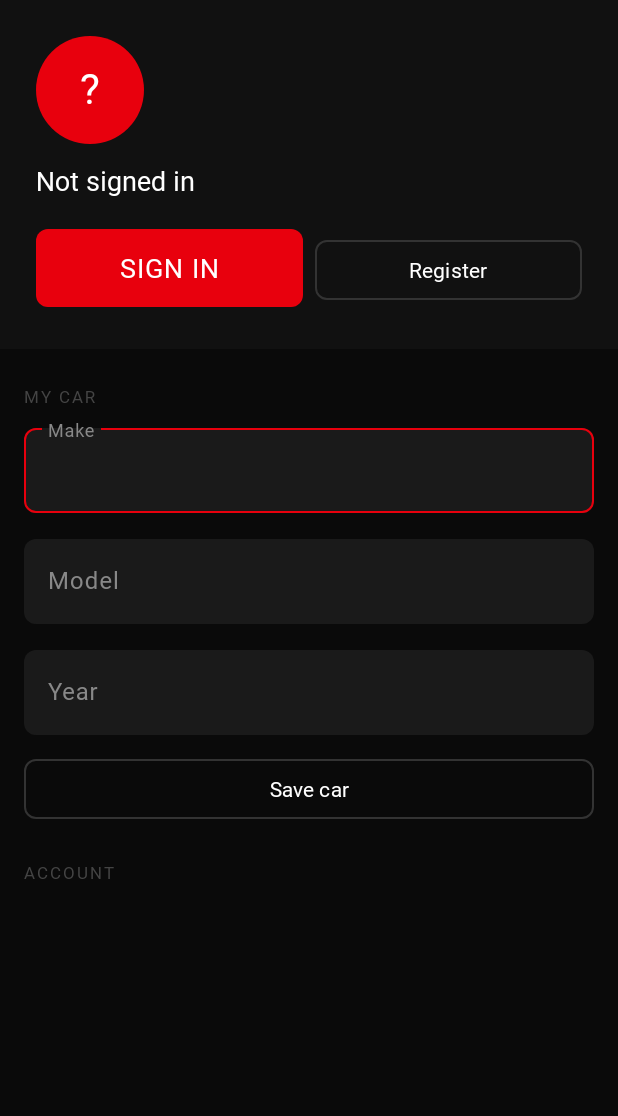
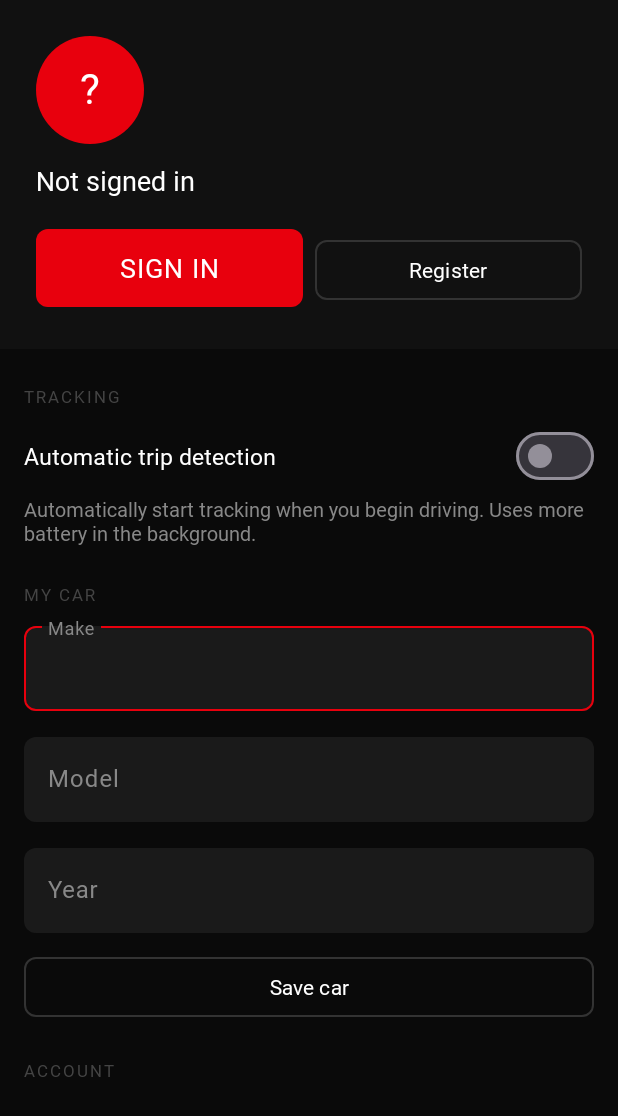
Before and after one commit to bigfatmeagaooff/Revline, an Android app: the ProfileActivity screen opened directly, with no data from a screen before it, on a phone screen of 412 x 824 dp. Shown: the top 1116 px of the screen. Run offline under Robolectric (Android 15) with nearby library versions, the phone set to English and light mode, and no system bars; pictures from the network do not load; 1 statement that could not run was skipped.

Commit message:
Phase 3.4 Feature 1: optional automatic trip detection
Opt-in auto start/stop, off by default — manual start/stop stays the
default behaviour and is untouched.

- Uses Play Services activity transitions (IN_VEHICLE enter) rather than
  polling GPS, so nothing of ours runs and no GPS is used while the user
  isn't driving. Full-frequency tracking only begins once a drive is
  actually detected.
- Auto-stop is driven by GPS speed, not the activity API's EXIT event
  (which is slow and jittery): a drive ends after 3 continuous minutes
  under 5 km/h, long enough to sit through lights or crawling traffic.
- Only auto-started drives auto-stop. A drive you started by hand is never
  ended out from under you.
- The toggle only sticks once physical-activity and always-on location are
  granted; denied, it snaps back off with an explanation and the app keeps
  working exactly as before.
- Re-registers on app start, since transition subscriptions don't survive a
  reboot or force-stop.

Bump to versionCode 17 / versionName 3.6.0.

Co-Authored-By: Claude Opus 4.8 <noreply@anthropic.com>
Claude-Session: https://claude.ai/code/session_01E9jNtXDFsxYkNwsPKsQUvv

```diff
--- a/app/build.gradle.kts
+++ b/app/build.gradle.kts
@@ -12,8 +12,8 @@ android {
         applicationId = "com.revline.tracker"
         minSdk = 26
         targetSdk = 35
-        versionCode = 16
-        versionName = "3.5.4"
+        versionCode = 17
+        versionName = "3.6.0"
 
         testInstrumentationRunner = "androidx.test.runner.AndroidJUnitRunner"
 
--- a/app/src/main/java/com/revline/tracker/ProfileActivity.kt
+++ b/app/src/main/java/com/revline/tracker/ProfileActivity.kt
@@ -1,12 +1,17 @@
 package com.revline.tracker
 
+import android.Manifest
 import android.content.Intent
+import android.os.Build
 import android.os.Bundle
 import android.view.View
 import android.widget.Toast
+import androidx.activity.result.contract.ActivityResultContracts
 import androidx.appcompat.app.AppCompatActivity
 import androidx.lifecycle.lifecycleScope
 import com.revline.tracker.data.SyncRepository
+import com.revline.tracker.service.AutoDetectManager
+import com.revline.tracker.util.AppSettings
 import com.revline.tracker.databinding.ActivityProfileBinding
 import com.revline.tracker.databinding.CellStatBinding
 import com.revline.tracker.ui.AdminDashboardActivity
@@ -47,6 +52,8 @@ class ProfileActivity : AppCompatActivity() {
             }
         }
 
+        setUpAutoDetect()
+
         // Stat cell labels (set once)
         binding.cellDrives.statLabel.text = getString(R.string.profile_drives)
         binding.cellTopSpeed.statLabel.text = getString(R.string.profile_top)
@@ -84,6 +91,77 @@ class ProfileActivity : AppCompatActivity() {
             binding.logoutButton.visibility = View.GONE
             binding.adminButton.visibility = View.GONE
         }
+    }
+
+    // --- Automatic trip detection ---
+
+    /**
+     * Auto-detect needs physical-activity and always-on location access. The toggle only
+     * sticks once those are granted; otherwise it snaps back off with an explanation and
+     * the app keeps working exactly as before (manual start/stop).
+     */
+    private fun setUpAutoDetect() {
+        binding.autoDetectSwitch.isChecked = AppSettings.isAutoDetectEnabled(this)
+        renderAutoDetectNote()
+        binding.autoDetectSwitch.setOnCheckedChangeListener { _, checked ->
+            if (!checked) {
+                AppSettings.setAutoDetectEnabled(this, false)
+                AutoDetectManager.stop(this)
+                renderAutoDetectNote()
+                return@setOnCheckedChangeListener
+            }
+            if (AutoDetectManager.hasPermissions(this)) {
+                enableAutoDetect()
+            } else {
+                requestAutoDetectPermissions()
+            }
+        }
+    }
+
+    private fun enableAutoDetect() {
+        if (!AutoDetectManager.start(this)) {
+            // Permissions looked fine but registration failed — don't claim it's on.
+            binding.autoDetectSwitch.isChecked = false
+            AppSettings.setAutoDetectEnabled(this, false)
+            renderAutoDetectNote()
+            return
+        }
+        AppSettings.setAutoDetectEnabled(this, true)
+        renderAutoDetectNote()
+        Toast.makeText(this, R.string.auto_detect_on, Toast.LENGTH_SHORT).show()
+    }
+
+    private fun requestAutoDetectPermissions() {
+        val needed = mutableListOf<String>()
+        if (Build.VERSION.SDK_INT >= Build.VERSION_CODES.Q) {
+            needed += Manifest.permission.ACTIVITY_RECOGNITION
+            needed += Manifest.permission.ACCESS_BACKGROUND_LOCATION
+        }
+        if (needed.isEmpty()) enableAutoDetect() else autoDetectPermissions.launch(needed.toTypedArray())
+    }
+
+    private val autoDetectPermissions = registerForActivityResult(
+        ActivityResultContracts.RequestMultiplePermissions()
+    ) {
+        if (AutoDetectManager.hasPermissions(this)) {
+            enableAutoDetect()
+        } else {
+            binding.autoDetectSwitch.isChecked = false
+            AppSettings.setAutoDetectEnabled(this, false)
+            renderAutoDetectNote()
+            Toast.makeText(this, R.string.auto_detect_denied, Toast.LENGTH_LONG).show()
+        }
+    }
+
+    private fun renderAutoDetectNote() {
+        val on = AppSettings.isAutoDetectEnabled(this)
+        binding.autoDetectNote.setText(
+            if (on && !AutoDetectManager.hasPermissions(this)) {
+                R.string.auto_detect_needs_permission
+            } else {
+                R.string.auto_detect_explain
+            }
+        )
     }
 
     private fun loadFollowCounts() {
--- /dev/null
+++ b/app/src/main/java/com/revline/tracker/util/AppSettings.kt
@@ -0,0 +1,21 @@
+package com.revline.tracker.util
+
+import android.content.Context
+
+/** Simple user preferences. Manual start/stop is the default; nothing here is on by default. */
+object AppSettings {
+
+    private const val PREFS = "revline_settings"
+    private const val KEY_AUTO_DETECT = "auto_detect_enabled"
+
+    private fun prefs(context: Context) =
+        context.applicationContext.getSharedPreferences(PREFS, Context.MODE_PRIVATE)
+
+    /** Automatic trip detection. Off unless the user explicitly opts in. */
+    fun isAutoDetectEnabled(context: Context): Boolean =
+        prefs(context).getBoolean(KEY_AUTO_DETECT, false)
+
+    fun setAutoDetectEnabled(context: Context, enabled: Boolean) {
+        prefs(context).edit().putBoolean(KEY_AUTO_DETECT, enabled).apply()
+    }
+}
--- a/app/src/main/res/layout/activity_profile.xml
+++ b/app/src/main/res/layout/activity_profile.xml
@@ -160,6 +160,50 @@
             </LinearLayout>
         </LinearLayout>
 
+        <!-- Tracking -->
+        <TextView
+            style="@style/Text.Section"
+            android:layout_width="wrap_content"
+            android:layout_height="wrap_content"
+            android:layout_marginStart="16dp"
+            android:layout_marginTop="24dp"
+            android:text="@string/tracking_section" />
+
+        <LinearLayout
+            android:layout_width="match_parent"
+            android:layout_height="wrap_content"
+            android:gravity="center_vertical"
+            android:orientation="horizontal"
+            android:paddingHorizontal="16dp"
+            android:paddingTop="8dp">
+
+            <TextView
+                android:layout_width="0dp"
+                android:layout_height="wrap_content"
+                android:layout_weight="1"
+                android:fontFamily="@font/inter_medium"
+                android:text="@string/auto_detect_title"
+                android:textColor="@color/text_primary"
+                android:textSize="15sp" />
+
+            <com.google.android.material.materialswitch.MaterialSwitch
+                android:id="@+id/autoDetectSwitch"
+                android:layout_width="wrap_content"
+                android:layout_height="wrap_content"
+                android:layout_marginStart="12dp" />
+        </LinearLayout>
+
+        <TextView
+            android:id="@+id/autoDetectNote"
+            android:layout_width="match_parent"
+            android:layout_height="wrap_content"
+            android:layout_marginTop="2dp"
+            android:fontFamily="@font/inter_regular"
+            android:paddingHorizontal="16dp"
+            android:text="@string/auto_detect_explain"
+            android:textColor="@color/text_secondary"
+            android:textSize="13sp" />
+
         <!-- My Car -->
         <TextView
             style="@style/Text.Section"
--- a/app/src/main/res/values/strings.xml
+++ b/app/src/main/res/values/strings.xml
@@ -130,6 +130,14 @@
     <string name="error_fill_all_fields">Please fill in all fields</string>
     <string name="error_password_length">Password must be at least 8 characters</string>
 
+    <!-- Tracking settings -->
+    <string name="tracking_section">Tracking</string>
+    <string name="auto_detect_title">Automatic trip detection</string>
+    <string name="auto_detect_explain">Automatically start tracking when you begin driving. Uses more battery in the background.</string>
+    <string name="auto_detect_needs_permission">Needs "Allow all the time" location and physical activity access. Turn those on in Settings, or keep starting drives manually.</string>
+    <string name="auto_detect_on">Auto-detect on — drives start on their own</string>
+    <string name="auto_detect_denied">Permission denied — drives stay manual</string>
+
     <!-- My Car -->
     <string name="account">Account</string>
     <!-- Social -->
```
Also changed, not shown: app/src/main/AndroidManifest.xml (+14 -0 lines), app/src/main/java/com/revline/tracker/RevlineApp.kt (+8 -0 lines), app/src/main/java/com/revline/tracker/service/ActivityTransitionReceiver.kt (added, +50 -0 lines), app/src/main/java/com/revline/tracker/service/AutoDetectManager.kt (added, +96 -0 lines), app/src/main/java/com/revline/tracker/service/TrackingService.kt (+47 -3 lines).
